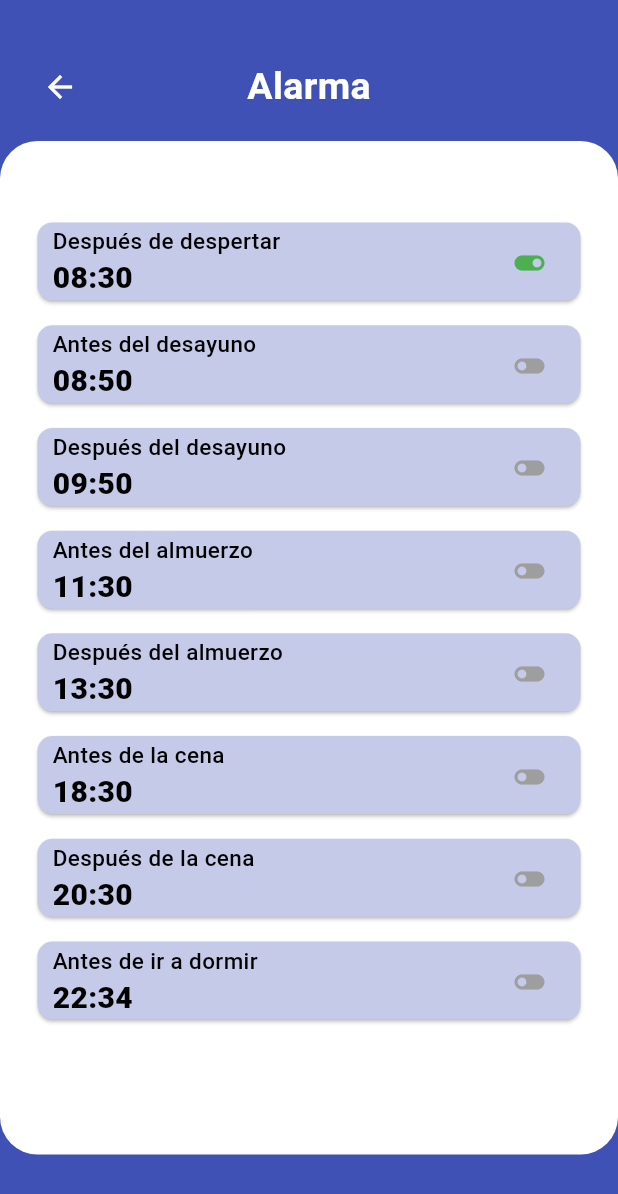
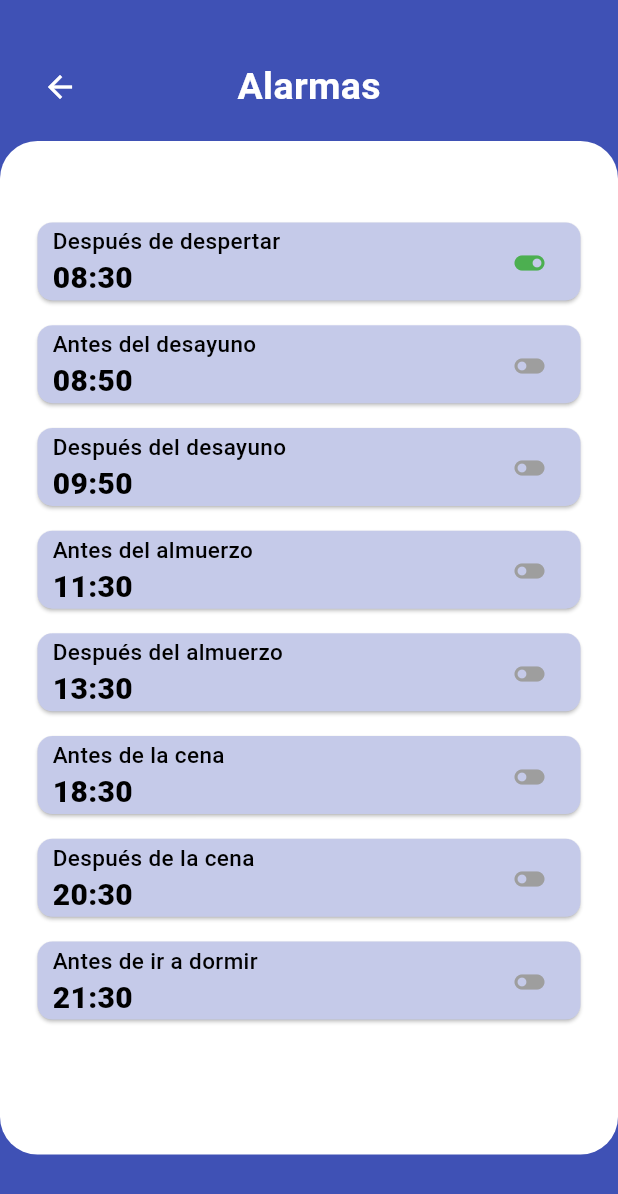
Before and after one commit to Juan-Jose21/app-movil-vida-saludable, a Flutter app: the AlarmWaterPage screen opened directly, after a tap on the "toggle off" icon, on a phone screen of 412 x 824 dp. Shown: the top 1194 px of the screen. Run offline on Flutter 3.47's test engine with Material 3 defaults, Android fonts, the phone set to English and light mode, and no system bars; our stand-ins replace fl_chart, flutter_local_notifications, get, get_storage, shared_preferences, timezone; accounts and stored records are empty.

Commit message:
alarmas funcionales

```diff
--- a/lib/main.dart
+++ b/lib/main.dart
@@ -1,4 +1,3 @@
-import 'package:app_vida_saludable/src/controllers/statistics_controller.dart';
 import 'package:app_vida_saludable/src/models/user.dart';
 import 'package:app_vida_saludable/src/pages/bottom_bar/bottom_bar.dart';
 import 'package:app_vida_saludable/src/pages/home/home_pages.dart';
@@ -9,6 +8,8 @@ import 'package:app_vida_saludable/src/pages/statistics/statistics_page.dart';
 import 'package:flutter/material.dart';
 import 'package:get/get.dart';
 import 'package:get_storage/get_storage.dart';
+import 'package:timezone/data/latest.dart' as tz;
+import 'package:timezone/timezone.dart' as tz;
 
 
 User userSession = User.fronJson(GetStorage().read('user') ?? {});
@@ -16,6 +17,9 @@ User userSession = User.fronJson(GetStorage().read('user') ?? {});
 void main() async {
   await GetStorage.init();
   runApp(const MyApp());
+
+  tz.initializeTimeZones();
+  tz.setLocalLocation(tz.getLocation('America/La_Paz'));
 }
 
 class MyApp extends StatefulWidget {
@@ -30,6 +34,7 @@ class _MyAppState extends State<MyApp> {
   @override
   void initState() {
     super.initState();
+
   }
 
   @override
--- a/lib/src/controllers/alarm_water_controller.dart
+++ b/lib/src/controllers/alarm_water_controller.dart
@@ -1,15 +1,41 @@
-import 'package:flutter/material.dart';
-import 'package:flutter_local_notifications/flutter_local_notifications.dart';
+import 'dart:typed_data';
 import 'package:get/get.dart';
 import 'package:shared_preferences/shared_preferences.dart';
-import 'package:timezone/data/latest.dart' as tz;
+import 'package:flutter_local_notifications/flutter_local_notifications.dart';
 import 'package:timezone/timezone.dart' as tz;
 
-class AlarmController {
-  FlutterLocalNotificationsPlugin flutterLocalNotificationsPlugin =
-  FlutterLocalNotificationsPlugin();
+class AlarmController extends GetxController {
+  late SharedPreferences _prefs;
+  late FlutterLocalNotificationsPlugin flutterLocalNotificationsPlugin;
 
-  Map<String, bool> alarmState = {
+  AlarmController() {
+    _initPreferences();
+    _initNotifications();
+  }
+
+  Future<void> _initPreferences() async {
+    _prefs = await SharedPreferences.getInstance();
+    await loadAlarmState();
+  }
+
+  void _initNotifications() {
+    flutterLocalNotificationsPlugin = FlutterLocalNotificationsPlugin();
+
+    const AndroidInitializationSettings initializationSettingsAndroid =
+    AndroidInitializationSettings('@mipmap/ic_launcher');
+
+    final InitializationSettings initializationSettings = InitializationSettings(
+      android: initializationSettingsAndroid,
+    );
+
+    flutterLocalNotificationsPlugin.initialize(
+      initializationSettings,
+      onDidReceiveNotificationResponse: (NotificationResponse notificationResponse) async {
+      },
+    );
+  }
+
+  RxMap<String, bool> alarmState = {
     "Después de despertar": false,
     "Antes del desayuno": false,
     "Después del desayuno": false,
@@ -18,188 +44,129 @@ class AlarmController {
     "Antes de la cena": false,
     "Después de la cena": false,
     "Antes de ir a dormir": false,
-  };
+  }.obs;
 
-  Future<void> initializeNotifications() async {
-    var initializationSettingsAndroid =
-    AndroidInitializationSettings('@mipmap/ic_launcher');
-    var initializationSettings = InitializationSettings(
-      android: initializationSettingsAndroid,
-    );
-    await flutterLocalNotificationsPlugin.initialize(initializationSettings);
-    tz.initializeTimeZones();
+  Future<void> toggleAlarm(String title, String time) async {
+    alarmState[title] = !alarmState[title]!;
+
+    await saveAlarmState();
+
+    if (alarmState[title]!) {
+      DateTime now = DateTime.now();
+      List<String> parts = time.split(':');
+      int hour = int.parse(parts[0]);
+      int minute = int.parse(parts[1]);
+      DateTime scheduledTime = DateTime(now.year, now.month, now.day, hour, minute);
+
+      if (scheduledTime.isBefore(now)) {
+        scheduledTime = scheduledTime.add(Duration(days: 1));
+      }
+
+      print('Programando notificación para $scheduledTime');
+      await scheduleNotification(title, scheduledTime);
+      await saveScheduledAlarm(title, scheduledTime);
+    } else {
+      await cancelNotification(title);
+      await removeScheduledAlarm(title);
+    }
+
+    print('Estado de las alarmas:');
+    alarmState.forEach((key, value) {
+      print('$key: ${value ? 'Activada' : 'Desactivada'}');
+    });
+
+    update();
   }
 
-  Future<void> scheduleAlarm(int id, DateTime scheduledDate, String alarmTitle) async {
-    var androidPlatformChannelSpecifics = AndroidNotificationDetails(
-      'alarm_channel_id',
-      'alarm_channel_name',
-      channelDescription: 'alarm_channel_description',
+  Future<void> saveAlarmState() async {
+    await _prefs.clear();
+    for (String key in alarmState.keys) {
+      await _prefs.setBool(key, alarmState[key]!);
+    }
+  }
+
+  Future<void> loadAlarmState() async {
+    for (String key in alarmState.keys) {
+      bool? isActive = _prefs.getBool(key);
+      if (isActive != null) {
+        alarmState[key] = isActive;
+      }
+    }
+    await restoreScheduledAlarms();
+  }
+
+  Future<void> scheduleNotification(String title, DateTime scheduledTime) async {
+    tz.TZDateTime tzScheduledTime = tz.TZDateTime.from(scheduledTime, tz.local);
+
+    const AndroidNotificationDetails androidPlatformChannelSpecifics =
+    AndroidNotificationDetails(
+      'your_channel_id',
+      'your_channel_name',
+      channelDescription: 'your_channel_description',
       importance: Importance.max,
       priority: Priority.high,
-      ticker: 'ticker',
     );
-    var platformChannelSpecifics = NotificationDetails(
+
+    const NotificationDetails platformChannelSpecifics = NotificationDetails(
       android: androidPlatformChannelSpecifics,
     );
 
-    if (alarmState[alarmTitle] == true) {
-      DateTime now = DateTime.now();
-
-
-      if (scheduledDate.isBefore(now)) {
-        scheduledDate = scheduledDate.add(Duration(days: 1));
-      }
-
-      await flutterLocalNotificationsPlugin.zonedSchedule(
-        id,
-        alarmTitle,
-        'Es hora de $alarmTitle', // Mensaje de la notificación
-        tz.TZDateTime.from(scheduledDate, tz.local),
-        platformChannelSpecifics,
-        androidAllowWhileIdle: true,
-        uiLocalNotificationDateInterpretation:
-        UILocalNotificationDateInterpretation.absoluteTime,
-      );
-    }
+    await flutterLocalNotificationsPlugin.zonedSchedule(
+      title.hashCode,
+      title,
+      'Es hora de tomar agua',
+      tzScheduledTime,
+      platformChannelSpecifics,
+      androidAllowWhileIdle: true,
+      uiLocalNotificationDateInterpretation: UILocalNotificationDateInterpretation.absoluteTime,
+      matchDateTimeComponents: DateTimeComponents.time,
+    );
+    print('Programando notificación:');
+    print('ID: ${title.hashCode}');
+    print('Título: $title');
+    print('Cuerpo: Es hora de $title');
+    print('Fecha y hora programadas: $tzScheduledTime');
   }
 
+  Future<void> cancelNotification(String title) async {
+    await flutterLocalNotificationsPlugin.cancel(title.hashCode);
+  }
 
+  Future<void> saveScheduledAlarm(String title, DateTime scheduledTime) async {
+    String key = 'scheduled_$title';
+    await _prefs.setString(key, scheduledTime.toIso8601String());
+  }
 
-  Future<void> scheduleAllAlarms() async {
-    List<Map<String, String>> alarms = [
-      {"title": "Después de despertar", "time": "08:30"},
-      {"title": "Antes del desayuno", "time": "08:50"},
-      {"title": "Después del desayuno", "time": "09:50"},
-      {"title": "Antes del almuerzo", "time": "11:30"},
-      {"title": "Después del almuerzo", "time": "13:30"},
-      {"title": "Antes de la cena", "time": "18:30"},
-      {"title": "Después de la cena", "time": "20:30"},
-      {"title": "Antes de ir a dormir", "time": "22:34"},
-    ];
+  Future<void> removeScheduledAlarm(String title) async {
+    String key = 'scheduled_$title';
+    await _prefs.remove(key);
+  }
 
-    for (var i = 0; i < alarms.length; i++) {
-      var alarm = alarms[i];
-      var timeComponents = alarm['time']!.split(':');
-      var scheduledDate = DateTime(
-        DateTime.now().year,
-        DateTime.now().month,
-        DateTime.now().day,
-        int.parse(timeComponents[0]),
-        int.parse(timeComponents[1]),
-      );
-      if (alarmState[alarm['title']!] == true) {
-        await scheduleAlarm(i, scheduledDate, alarm['title']!);
+  Future<void> restoreScheduledAlarms() async {
+    for (String key in _prefs.getKeys()) {
+      if (key.startsWith('scheduled_')) {
+        String title = key.replaceFirst('scheduled_', '');
+        String? scheduledTimeString = _prefs.getString(key);
+        if (scheduledTimeString != null) {
+          DateTime scheduledTime = DateTime.parse(scheduledTimeString);
+          if (scheduledTime.isAfter(DateTime.now())) {
+            await scheduleNotification(title, scheduledTime);
+          }
+        }
       }
     }
   }
 
-  Future<void> loadAlarmState() async {
-    SharedPreferences prefs = await SharedPreferences.getInstance();
-    for (String key in alarmState.keys) {
-      bool? isActive = prefs.getBool(key);
-      if (isActive != null) {
-        alarmState[key] = isActive;
+  void printScheduledAlarms() {
+    for (String key in _prefs.getKeys()) {
+      if (key.startsWith('scheduled_')) {
+        String title = key.replaceFirst('scheduled_', '');
+        String? scheduledTimeString = _prefs.getString(key);
+        if (scheduledTimeString != null) {
+          DateTime scheduledTime = DateTime.parse(scheduledTimeString);
+          print('Alarma: $title programada para $scheduledTime');
+        }
       }
     }
   }
-
-  Future<void> saveAlarmState() async {
-    SharedPreferences prefs = await SharedPreferences.getInstance();
-    for (String key in alarmState.keys) {
-      await prefs.setBool(key, alarmState[key]!);
-    }
-  }
-
-  Card buildAlarmCard(BuildContext context, String title, String time) {
-    bool isActive = alarmState[title] ?? false;
-
-    return Card(
-      shape: RoundedRectangleBorder(borderRadius: BorderRadius.circular(10)),
-      margin: EdgeInsets.only(
-        top: MediaQuery.of(context).size.height * 0.02,
-        left: 25,
-        right: 25,
-      ),
-      elevation: 1,
-      color: Colors.indigo[100],
-      child: SizedBox(
-        height: 52,
-        child: Row(
-          mainAxisAlignment: MainAxisAlignment.spaceBetween,
-          children: [
-            Column(
-              crossAxisAlignment: CrossAxisAlignment.start,
-              children: [
-                Padding(
-                  padding: EdgeInsets.fromLTRB(10, 2, 0, 0),
-                  child: Text(
-                    title,
-                    style: TextStyle(
-                      color: Colors.black,
-                      fontWeight: FontWeight.w500,
-                      fontSize: 15,
-                    ),
-                  ),
-                ),
-                Padding(
-                  padding: EdgeInsets.fromLTRB(10, 0, 0, 0),
-                  child: Text(
-                    time,
-                    style: TextStyle(
-                      color: Colors.black,
-                      fontWeight: FontWeight.w800,
-                      fontSize: 20,
-                    ),
-                  ),
-                ),
-              ],
-            ),
-            Padding(
-              padding: EdgeInsets.fromLTRB(0, 2, 10, 0),
-              child: IconButton(
-                icon: Icon(
-                  isActive ? Icons.toggle_on : Icons.toggle_off,
-                  color: isActive ? Colors.green : Colors.grey,
-                ),
-                onPressed: () async {
-                  alarmState[title] = !isActive;
-                  await saveAlarmState();
-                  Get.forceAppUpdate();
-
-                  if (isActive) {
-                    await cancelAlarm(title);
-                  } else {
-                    var timeComponents = time.split(':');
-                    var scheduledDate = DateTime(
-                      DateTime.now().year,
-                      DateTime.now().month,
-                      DateTime.now().day,
-                      int.parse(timeComponents[0]),
-                      int.parse(timeComponents[1]),
-                    );
-                    int id = title.hashCode;
-                    await scheduleAlarm(id, scheduledDate, title);
-                  }
-                },
-              ),
-            ),
-          ],
-        ),
-      ),
-    );
-  }
-
-  Future<void> cancelAlarm(String title) async {
-    int id = title.hashCode;
-    await flutterLocalNotificationsPlugin.cancel(id);
-  }
-
-  // Future<void> initializeBackgroundAlarms() async {
-  //   await AndroidAlarmManager.initialize();
-  //   await AndroidAlarmManager.periodic(Duration(minutes: 1), 0, callback);
-  // }
-  // static void callback() {
-  // }
-
 }
--- a/lib/src/environment/environment.dart
+++ b/lib/src/environment/environment.dart
@@ -1,3 +1,3 @@
 class Environment {
-  static const String API_URL = "http://172.21.43.173:3000/";
+  static const String API_URL = "https://backend-vida-saludable-lnys.onrender.com/";
 }
--- a/lib/src/pages/register_habits/alarm_water_page.dart
+++ b/lib/src/pages/register_habits/alarm_water_page.dart
@@ -1,4 +1,5 @@
 import 'package:flutter/material.dart';
+import 'package:get/get.dart';
 import '../../controllers/alarm_water_controller.dart';
 
 class AlarmWaterPage extends StatefulWidget {
@@ -7,19 +8,7 @@ class AlarmWaterPage extends StatefulWidget {
 }
 
 class _AlarmWaterPageState extends State<AlarmWaterPage> {
-  final AlarmController _alarmController = AlarmController();
-
-  @override
-  void initState() {
-    super.initState();
-    _initializeNotificationsAndLoadAlarms();
-  }
-
-  Future<void> _initializeNotificationsAndLoadAlarms() async {
-    await _alarmController.initializeNotifications();
-    await _alarmController.loadAlarmState();
-    setState(() {});
-  }
+  final AlarmController _alarmController = Get.put(AlarmController());
 
   @override
   Widget build(BuildContext context) {
@@ -65,7 +54,7 @@ class _AlarmWaterPageState extends State<AlarmWaterPage> {
     return Container(
       margin: EdgeInsets.only(top: 40),
       child: Text(
-        'Alarma',
+        'Alarmas',
         style: TextStyle(
           fontSize: 25,
           fontWeight: FontWeight.bold,
@@ -100,49 +89,80 @@ class _AlarmWaterPageState extends State<AlarmWaterPage> {
       child: SingleChildScrollView(
         child: Column(
           children: [
-            _alarmOne(context),
-            _alarmTwo(context),
-            _alarmThree(context),
-            _alarmFour(context),
-            _alarmFive(context),
-            _alarmSix(context),
-            _alarmSeven(context),
-            _alarmEight(context),
+            _buildAlarmCard(context, "Después de despertar", "08:30"),
+            _buildAlarmCard(context, "Antes del desayuno", "08:50"),
+            _buildAlarmCard(context, "Después del desayuno", "09:50"),
+            _buildAlarmCard(context, "Antes del almuerzo", "11:30"),
+            _buildAlarmCard(context, "Después del almuerzo", "13:30"),
+            _buildAlarmCard(context, "Antes de la cena", "18:30"),
+            _buildAlarmCard(context, "Después de la cena", "20:30"),
+            _buildAlarmCard(context, "Antes de ir a dormir", "21:30"),
           ],
         ),
       ),
     );
   }
 
-  Card _alarmOne(BuildContext context) {
-    return _alarmController.buildAlarmCard(context, "Después de despertar", "08:30");
-  }
+  Widget _buildAlarmCard(BuildContext context, String title, String time) {
+    bool isActive = _alarmController.alarmState[title] ?? false;
 
-  Card _alarmTwo(BuildContext context) {
-    return _alarmController.buildAlarmCard(context, "Antes del desayuno", "08:50");
-  }
-
-  Card _alarmThree(BuildContext context) {
-    return _alarmController.buildAlarmCard(context, "Después del desayuno", "09:50");
-  }
-
-  Card _alarmFour(BuildContext context) {
-    return _alarmController.buildAlarmCard(context, "Antes del almuerzo", "11:30");
-  }
-
-  Card _alarmFive(BuildContext context) {
-    return _alarmController.buildAlarmCard(context, "Después del almuerzo", "13:30");
-  }
-
-  Card _alarmSix(BuildContext context) {
-    return _alarmController.buildAlarmCard(context, "Antes de la cena", "18:30");
-  }
-
-  Card _alarmSeven(BuildContext context) {
-    return _alarmController.buildAlarmCard(context, "Después de la cena", "20:30");
-  }
-
-  Card _alarmEight(BuildContext context) {
-    return _alarmController.buildAlarmCard(context, "Antes de ir a dormir", "22:34");
+    return Card(
+      shape: RoundedRectangleBorder(borderRadius: BorderRadius.circular(10)),
+      margin: EdgeInsets.only(
+        top: MediaQuery.of(context).size.height * 0.02,
+        left: 25,
+        right: 25,
+      ),
+      elevation: 1,
+      color: Colors.indigo[100],
+      child: SizedBox(
+        height: 52,
+        child: Row(
+          mainAxisAlignment: MainAxisAlignment.spaceBetween,
+          children: [
+            Column(
+              crossAxisAlignment: CrossAxisAlignment.start,
+              children: [
+                Padding(
+                  padding: EdgeInsets.fromLTRB(10, 2, 0, 0),
+                  child: Text(
+                    title,
+                    style: TextStyle(
+                      color: Colors.black,
+                      fontWeight: FontWeight.w500,
+                      fontSize: 15,
+                    ),
+                  ),
+                ),
+                Padding(
+                  padding: EdgeInsets.fromLTRB(10, 0, 0, 0),
+                  child: Text(
+                    time,
+                    style: TextStyle(
+                      color: Colors.black,
+                      fontWeight: FontWeight.w800,
+                      fontSize: 20,
+                    ),
+                  ),
+                ),
+              ],
+            ),
+            Padding(
+              padding: EdgeInsets.fromLTRB(0, 2, 10, 0),
+              child: IconButton(
+                icon: Icon(
+                  isActive ? Icons.toggle_on : Icons.toggle_off,
+                  color: isActive ? Colors.green : Colors.grey,
+                ),
+                onPressed: () {
+                  _alarmController.toggleAlarm(title, time);
+                  setState(() {});
+                },
+              ),
+            ),
+          ],
+        ),
+      ),
+    );
   }
 }
--- a/pubspec.yaml
+++ b/pubspec.yaml
@@ -43,6 +43,8 @@ dependencies:
   timezone: ^0.9.3
   fl_chart: ^0.40.0
   shared_preferences: ^2.2.3
+  permission_handler: ^11.3.1
+  url_launcher: ^6.3.0
 
 dev_dependencies:
   flutter_test:
```
Also changed, not shown: pubspec.lock, 3 other files. Lines whose indentation alone changed are shown as unchanged.
